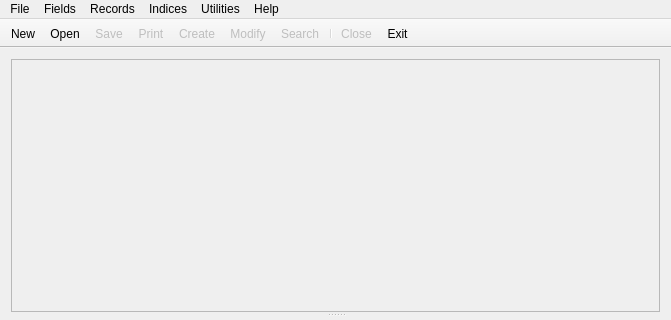
This is RecordsManagementSystem/mainwindow.ui in Henry23/RecordsManagementSystem as Qt 5 draws it before an edit; both pictures show x 0 to 671 and y 0 to 320 of the 671 by 500 pixel window. The edited form follows.
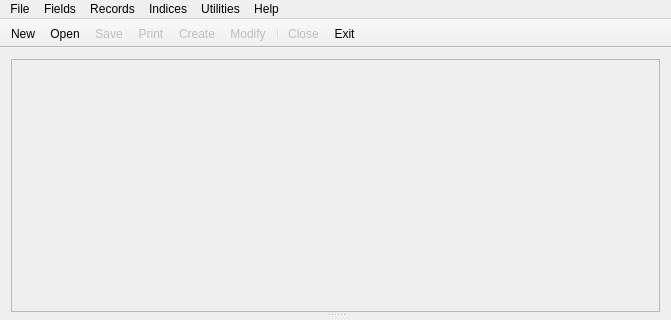
This is the edited form. Icons and pictures are not drawn.

Commit message: Validate records

What changed in the file:
```diff
--- a/RecordsManagementSystem/mainwindow.ui
+++ b/RecordsManagementSystem/mainwindow.ui
@@ -237,7 +237,6 @@
    <addaction name="actionPrintFile"/>
    <addaction name="actionCreateField"/>
    <addaction name="actionModifyField"/>
-   <addaction name="actionSearchRecord"/>
    <addaction name="separator"/>
    <addaction name="actionCloseFile"/>
    <addaction name="actionExit"/>
@@ -357,21 +356,6 @@
     <string>Insert</string>
    </property>
   </action>
-  <action name="actionSearchRecord">
-   <property name="enabled">
-    <bool>false</bool>
-   </property>
-   <property name="icon">
-    <iconset resource="images.qrc">
-     <normaloff>:/images/search.png</normaloff>:/images/search.png</iconset>
-   </property>
-   <property name="text">
-    <string>Search</string>
-   </property>
-   <property name="toolTip">
-    <string>Search Record</string>
-   </property>
-  </action>
   <action name="actionEraseRecord">
    <property name="enabled">
     <bool>false</bool>
```
Left out of the diff: 2 changed lines with no effect on the pictures. The commit also changes 7 other files.
